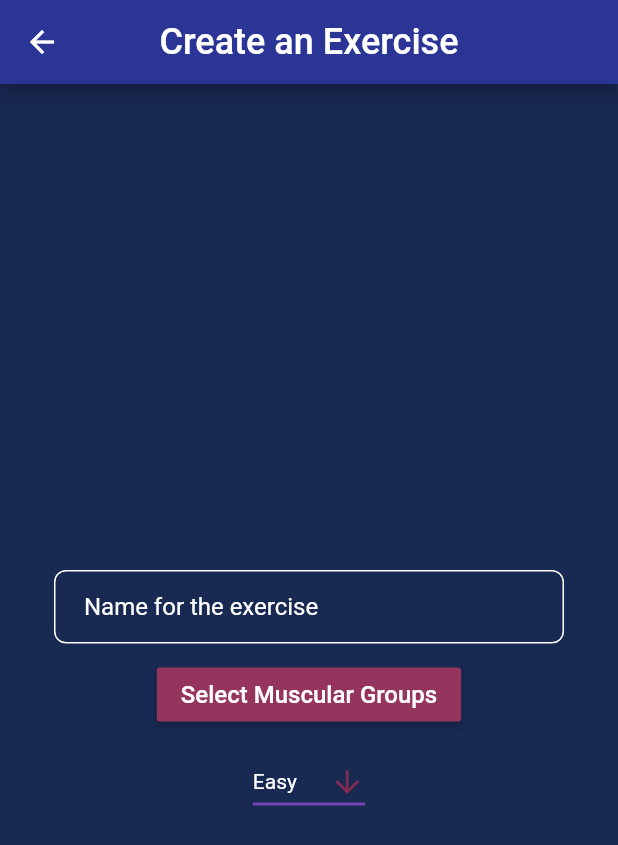
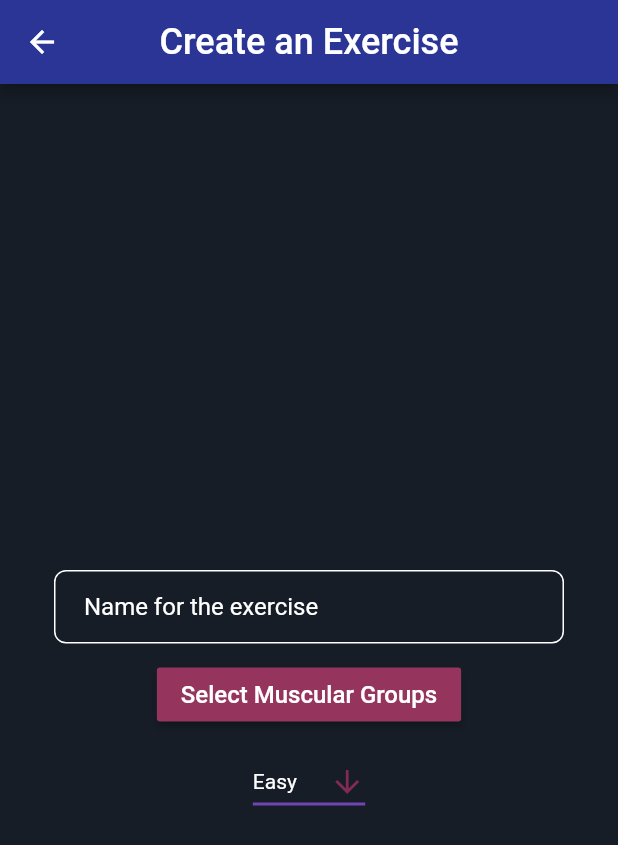
Before and after one commit to marc-doblefilo/feeltheburn-frontend, a Flutter app: the screen it shows after launch, in the side drawer, after a tap on "Create an Exercise", on a phone screen of 412 x 824 dp. Shown: the top 845 px of the screen. Run offline on Flutter 3.47's test engine with Material 2 defaults, Android fonts, the phone set to English and light mode, and no system bars; our stand-ins replace lite_rolling_switch; network calls fail; Roboto replaces fonts that are missing (Cairo).

Commit message:
Added Dark Mode Button

```diff
--- /dev/null
+++ b/lib/ui/widget/dark-mode.widget.dart
@@ -0,0 +1,17 @@
+import 'package:flutter/material.dart';
+import 'package:lite_rolling_switch/lite_rolling_switch.dart';
+import 'package:feeltheburn/util/colors.dart';
+
+Widget darkModeButton() {
+  return LiteRollingSwitch(
+    iconOff: Icons.nights_stay,
+    colorOff: darkModeBackgroundColor,
+    iconOn: Icons.wb_sunny,
+    colorOn: lightModeBackgroundColor,
+    textSize: 16.0,
+    onChanged: (bool state) {
+      //Use it to manage the different states
+      print('Current State of SWITCH IS: $state');
+    },
+  );
+}
--- /dev/null
+++ b/lib/ui/widget/settings-drawer.widget.dart
@@ -0,0 +1,49 @@
+import 'package:flutter/material.dart';
+import 'package:feeltheburn/util/colors.dart';
+import 'package:flutter/rendering.dart';
+import 'package:feeltheburn/database.dart';
+import 'package:feeltheburn/ui/widget/dark-mode.widget.dart';
+
+Widget settingsDrawer(BuildContext context, Database database) {
+  return Theme(
+    data: Theme.of(context).copyWith(
+      canvasColor: BackgroundColor,
+    ),
+    child: Drawer(
+      child: ListView(
+        padding: EdgeInsets.zero,
+        children: <Widget>[
+          DrawerHeader(
+            child: Text(
+              "Settings",
+              style: TextStyle(
+                color: TextColor,
+                fontWeight: FontWeight.w800,
+                fontSize: 20.0,
+              ),
+            ),
+            decoration: BoxDecoration(
+              color: HeaderColor,
+            ),
+          ),
+          ListTile(
+            title: Text(
+              "Settings",
+              style: TextStyle(
+                color: TextColor,
+              ),
+            ),
+            tileColor: BackgroundColor,
+            selectedTileColor: SelectedButtonBackgroundColor,
+            onTap: () {},
+          ),
+          Container(
+            height: 50,
+            padding: EdgeInsets.fromLTRB(150.0, 0, 10.0, 0),
+            child: darkModeButton(),
+          ),
+        ],
+      ),
+    ),
+  );
+}
--- a/lib/util/colors.dart
+++ b/lib/util/colors.dart
@@ -2,7 +2,7 @@ import 'package:flutter/material.dart';
 
 // HEADERS & BACKGROUNDS
 const HeaderColor = Color.fromRGBO(43, 53, 149, 1);
-const BackgroundColor = Color.fromRGBO(24, 41, 82, 1);
+const BackgroundColor = Color.fromRGBO(22, 29, 38, 1);
 
 // BUTTONS
 const SelectedButtonBackgroundColor = Color.fromRGBO(129, 43, 83, 1);
@@ -14,3 +14,7 @@ const TextColor = Color(0xFFFFFFFF);
 
 // COLORS
 const white = Colors.white;
+
+// DARK MODE SWITCH
+const darkModeBackgroundColor = Color.fromRGBO(22, 29, 38, 1);
+const lightModeBackgroundColor = Colors.white;
--- a/pubspec.yaml
+++ b/pubspec.yaml
@@ -29,6 +29,7 @@ dependencies:
   # Use with the CupertinoIcons class for iOS style icons.
   cupertino_icons: ^1.0.0
   chips_choice: ^2.0.1
+  custom_switch: ^0.0.1
 
 dev_dependencies:
   flutter_test:
```
Also changed, not shown: pubspec.lock.
